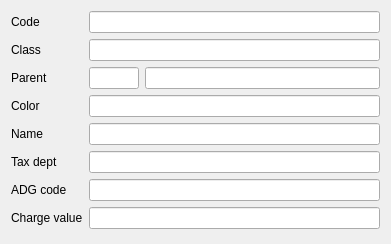
First picture: the form in Editors/ce5goodsgroup.ui, repository End1-1/Elina.Cafe5, before the edit.
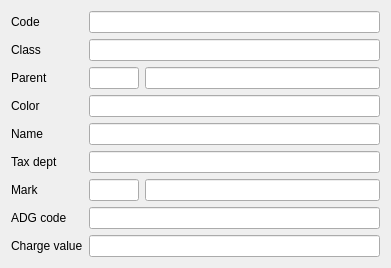
Second picture: the form after the edit. Custom widgets are drawn as their Qt base class.

```diff
--- a/Editors/ce5goodsgroup.ui
+++ b/Editors/ce5goodsgroup.ui
@@ -60,6 +60,42 @@
      </property>
     </widget>
    </item>
+   <item row="6" column="0">
+    <widget class="QLabel" name="label_6">
+     <property name="text">
+      <string>Mark</string>
+     </property>
+    </widget>
+   </item>
+   <item row="6" column="2">
+    <widget class="C5LineEditWithSelector" name="leMark">
+     <property name="maximumSize">
+      <size>
+       <width>50</width>
+       <height>16777215</height>
+      </size>
+     </property>
+     <property name="Field" stdset="0">
+      <string>f_mark</string>
+     </property>
+     <property name="Type" stdset="0">
+      <number>1</number>
+     </property>
+     <property name="Default" stdset="0">
+      <string>0</string>
+     </property>
+    </widget>
+   </item>
+   <item row="6" column="3">
+    <widget class="C5LineEditWithSelector" name="leMarkName">
+     <property name="focusPolicy">
+      <enum>Qt::FocusPolicy::NoFocus</enum>
+     </property>
+     <property name="readOnly">
+      <bool>true</bool>
+     </property>
+    </widget>
+   </item>
    <item row="7" column="0">
     <widget class="QLabel" name="label_4">
      <property name="text">
```
Left out of the diff: 1 changed line with no effect on the pictures.
